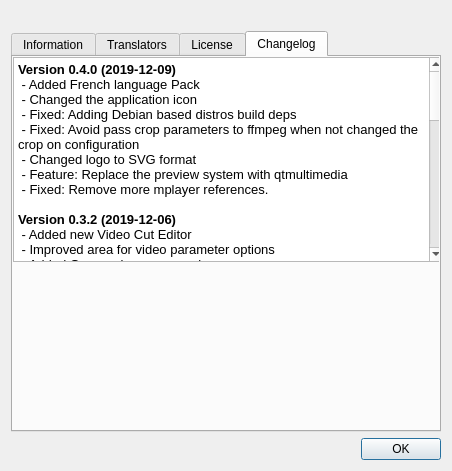
The window that ui/aboutdialog.ui (swl-x/MystiQ) describes before a commit, drawn with Qt 5.
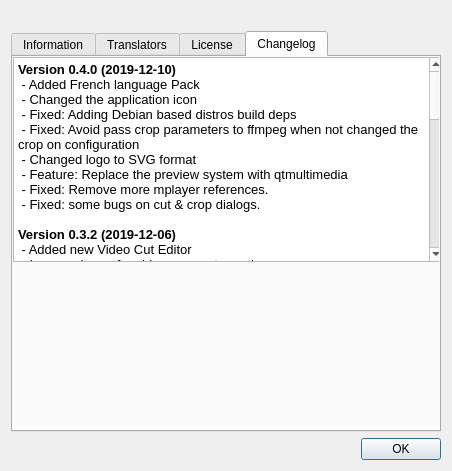
The same window after the commit. The open tabs and pages were chosen to show the change. Icons and pictures are not drawn.

The edit to the form file:
```diff
--- a/ui/aboutdialog.ui
+++ b/ui/aboutdialog.ui
@@ -260,7 +260,7 @@
 &lt;html&gt;&lt;head&gt;&lt;meta name=&quot;qrichtext&quot; content=&quot;1&quot; /&gt;&lt;style type=&quot;text/css&quot;&gt;
 p, li { white-space: pre-wrap; }
 &lt;/style&gt;&lt;/head&gt;&lt;body style=&quot; font-family:'Fira Sans'; font-size:10pt; font-weight:400; font-style:normal;&quot;&gt;
-&lt;p style=&quot; margin-top:0px; margin-bottom:0px; margin-left:0px; margin-right:0px; -qt-block-indent:0; text-indent:0px;&quot;&gt;&lt;span style=&quot; font-family:'Fira Sans'; font-weight:600;&quot;&gt;Version 0.4.0 (2019-12-09)&lt;/span&gt;&lt;/p&gt;
+&lt;p style=&quot; margin-top:0px; margin-bottom:0px; margin-left:0px; margin-right:0px; -qt-block-indent:0; text-indent:0px;&quot;&gt;&lt;span style=&quot; font-family:'Fira Sans'; font-weight:600;&quot;&gt;Version 0.4.0 (2019-12-10)&lt;/span&gt;&lt;/p&gt;
 &lt;p style=&quot; margin-top:0px; margin-bottom:0px; margin-left:0px; margin-right:0px; -qt-block-indent:0; text-indent:0px;&quot;&gt;&lt;span style=&quot; font-family:'Fira Sans';&quot;&gt; - Added French language Pack&lt;/span&gt;&lt;/p&gt;
 &lt;p style=&quot; margin-top:0px; margin-bottom:0px; margin-left:0px; margin-right:0px; -qt-block-indent:0; text-indent:0px;&quot;&gt;&lt;span style=&quot; font-family:'Fira Sans';&quot;&gt; - Changed the application icon&lt;/span&gt;&lt;/p&gt;
 &lt;p style=&quot; margin-top:0px; margin-bottom:0px; margin-left:0px; margin-right:0px; -qt-block-indent:0; text-indent:0px;&quot;&gt;&lt;span style=&quot; font-family:'Fira Sans';&quot;&gt; - Fixed: Adding Debian based distros build deps&lt;/span&gt;&lt;/p&gt;
@@ -268,6 +268,7 @@
 &lt;p style=&quot; margin-top:0px; margin-bottom:0px; margin-left:0px; margin-right:0px; -qt-block-indent:0; text-indent:0px;&quot;&gt;&lt;span style=&quot; font-family:'Fira Sans';&quot;&gt; - Changed logo to SVG format&lt;/span&gt;&lt;/p&gt;
 &lt;p style=&quot; margin-top:0px; margin-bottom:0px; margin-left:0px; margin-right:0px; -qt-block-indent:0; text-indent:0px;&quot;&gt;&lt;span style=&quot; font-family:'Fira Sans';&quot;&gt; - Feature: Replace the preview system with qtmultimedia&lt;/span&gt;&lt;/p&gt;
 &lt;p style=&quot; margin-top:0px; margin-bottom:0px; margin-left:0px; margin-right:0px; -qt-block-indent:0; text-indent:0px;&quot;&gt;&lt;span style=&quot; font-family:'Fira Sans';&quot;&gt; - Fixed: Remove more mplayer references.&lt;/span&gt;&lt;/p&gt;
+&lt;p style=&quot; margin-top:0px; margin-bottom:0px; margin-left:0px; margin-right:0px; -qt-block-indent:0; text-indent:0px;&quot;&gt;&lt;span style=&quot; font-family:'Fira Sans';&quot;&gt; - Fixed: some bugs on cut &amp;amp; crop dialogs.&lt;/span&gt;&lt;/p&gt;
 &lt;p style=&quot;-qt-paragraph-type:empty; margin-top:0px; margin-bottom:0px; margin-left:0px; margin-right:0px; -qt-block-indent:0; text-indent:0px; font-family:'Fira Sans';&quot;&gt;&lt;br /&gt;&lt;/p&gt;
 &lt;p style=&quot; margin-top:0px; margin-bottom:0px; margin-left:0px; margin-right:0px; -qt-block-indent:0; text-indent:0px;&quot;&gt;&lt;span style=&quot; font-family:'Fira Sans'; font-weight:600;&quot;&gt;Version 0.3.2 (2019-12-06)&lt;/span&gt;&lt;/p&gt;
 &lt;p style=&quot; margin-top:0px; margin-bottom:0px; margin-left:0px; margin-right:0px; -qt-block-indent:0; text-indent:0px;&quot;&gt;&lt;span style=&quot; font-family:'Fira Sans'; font-weight:600;&quot;&gt; &lt;/span&gt;&lt;span style=&quot; font-family:'Fira Sans';&quot;&gt;- Added new Video Cut Editor&lt;/span&gt;&lt;/p&gt;
```
